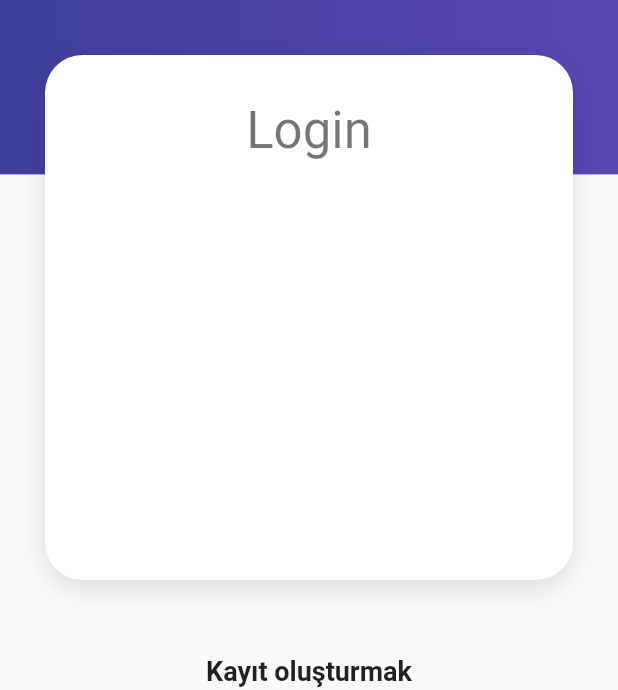
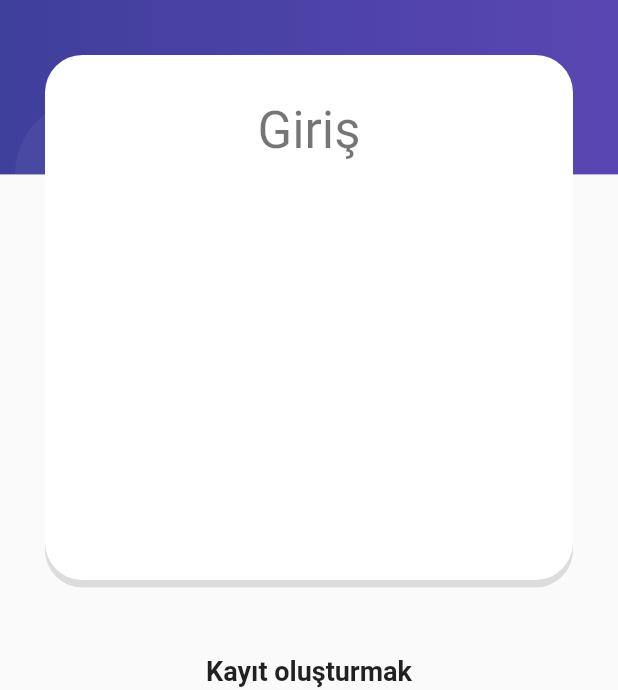
Before and after one commit to muratkcrm/fastmkcrm, a Flutter app: the screen it shows after launch, on a phone screen of 412 x 824 dp. Shown: the part 320-1010 px from the top of the screen. Run offline on Flutter 3.47's test engine with Material 2 defaults, Android fonts, the phone set to English and light mode, and no system bars.

Commit message:
fastmkcrm1-1

```diff
--- a/lib/screens/login_screen.dart
+++ b/lib/screens/login_screen.dart
@@ -14,7 +14,15 @@ class LoginScreen extends StatelessWidget {
           children: [
             cajapurpura(size),
             iconpersonal(),
-            Column(
+            loginform(context),
+          ],
+        ),
+      ),
+    );
+  }
+
+  Column loginform(BuildContext context) {
+    return Column(
       children: [
         const SizedBox(height: 250),
         Container(
@@ -28,15 +36,14 @@ class LoginScreen extends StatelessWidget {
               boxShadow: const [
                 BoxShadow(
                   color: Colors.black12,
-                          blurRadius: 15, // gölgelik atılması için kullanılır.
+                  //blurRadius: 15, // gölgelik atılması için kullanılır.
                   offset: Offset(0, 5),
                 )
               ]),
           child: Column(
             children: [
               const SizedBox(height: 10),
-                      Text('Login',
-                          style: Theme.of(context).textTheme.headline4),
+              Text('Giriş', style: Theme.of(context).textTheme.headline4),
               const SizedBox(height: 30),
             ],
           ),
@@ -47,10 +54,6 @@ class LoginScreen extends StatelessWidget {
           style: TextStyle(fontSize: 18, fontWeight: FontWeight.bold),
         ),
       ],
-            ),
-          ],
-        ),
-      ),
     );
   }
 
@@ -65,31 +68,23 @@ class LoginScreen extends StatelessWidget {
       height: size.height * 0.4,
       child: Stack(
         children: [
-          Positioned(
-            top: 90,
-            left: 30,
-            child: Container(
+          Positioned(top: 90, left: 30, child: burbuja()),
+          Positioned(top: -40, left: -30, child: burbuja()),
+          Positioned(top: -50, right: -20, child: burbuja()),
+          Positioned(bottom: -50, left: 10, child: burbuja()),
+          Positioned(bottom: 120, right: -20, child: burbuja()),
+        ],
+      ),
+    );
+  }
+
+  Container burbuja() {
+    return Container(
       width: 100,
       height: 100,
       decoration: BoxDecoration(
         borderRadius: BorderRadius.circular(100),
         color: const Color.fromRGBO(255, 255, 255, 0.05),
-              ),
-            ),
-          ),
-          Positioned(
-            top: -40,
-            left: -30,
-            child: Container(
-              width: 100,
-              height: 100,
-              decoration: BoxDecoration(
-                borderRadius: BorderRadius.circular(100),
-                color: const Color.fromRGBO(255, 255, 255, 0.05),
-              ),
-            ),
-          ),
-        ],
       ),
     );
   }
```
Lines whose indentation alone changed are shown as unchanged.
